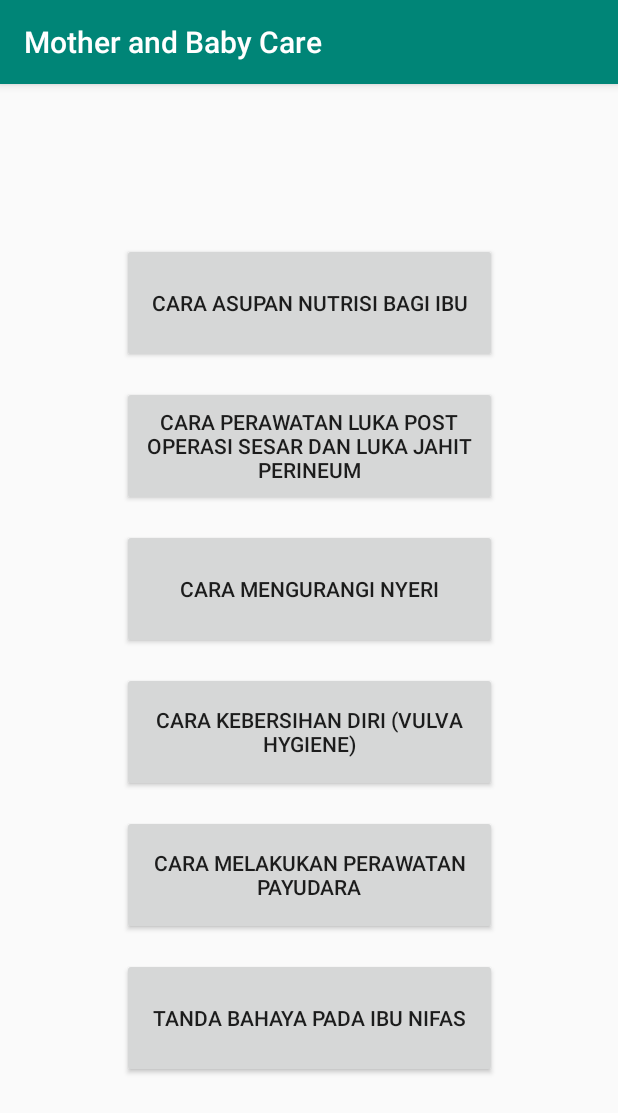
After one commit to taufiqtab/MotherandBabyCare, an Android app: the MotherCare screen opened directly, with no data from a screen before it, on a phone screen of 412 x 824 dp. The commit adds this screen. Shown: the top 1113 px of the screen. Run offline under Robolectric (Android 15) with nearby library versions, the phone set to English and light mode, and no system bars.

Commit message:
All Screen Activity

```diff
--- /dev/null
+++ b/app/src/main/java/com/marivin/motherandbabycare/MotherCare.java
@@ -0,0 +1,13 @@
+package com.marivin.motherandbabycare;
+
+import android.support.v7.app.AppCompatActivity;
+import android.os.Bundle;
+
+public class MotherCare extends AppCompatActivity {
+
+    @Override
+    protected void onCreate(Bundle savedInstanceState) {
+        super.onCreate(savedInstanceState);
+        setContentView(R.layout.activity_mother_care);
+    }
+}
--- /dev/null
+++ b/app/src/main/res/layout/activity_mother_care.xml
@@ -0,0 +1,82 @@
+<?xml version="1.0" encoding="utf-8"?>
+<android.support.constraint.ConstraintLayout xmlns:android="http://schemas.android.com/apk/res/android"
+    xmlns:app="http://schemas.android.com/apk/res-auto"
+    xmlns:tools="http://schemas.android.com/tools"
+    android:layout_width="match_parent"
+    android:layout_height="match_parent"
+    tools:context=".MainActivity">
+
+    <LinearLayout
+        android:layout_width="395dp"
+        android:layout_height="715dp"
+        android:layout_marginStart="8dp"
+        android:layout_marginTop="8dp"
+        android:layout_marginEnd="8dp"
+        android:layout_marginBottom="8dp"
+        android:clipToPadding="false"
+        android:gravity="center"
+        android:orientation="vertical"
+        android:textAlignment="center"
+        app:layout_constraintBottom_toBottomOf="parent"
+        app:layout_constraintEnd_toEndOf="parent"
+        app:layout_constraintStart_toStartOf="parent"
+        app:layout_constraintTop_toTopOf="parent">
+
+        <Button
+            android:id="@+id/button"
+            style="@android:style/Widget.DeviceDefault.Button"
+            android:layout_width="250dp"
+            android:layout_height="80dp"
+            android:text="Cara Asupan Nutrisi Bagi Ibu" />
+
+        <Space
+            android:layout_width="match_parent"
+            android:layout_height="15dp" />
+
+        <Button
+            android:id="@+id/button2"
+            android:layout_width="250dp"
+            android:layout_height="80dp"
+            android:text="Cara Perawatan Luka Post Operasi Sesar dan Luka Jahit Perineum" />
+
+        <Space
+            android:layout_width="match_parent"
+            android:layout_height="15dp" />
+
+        <Button
+            android:id="@+id/button3"
+            android:layout_width="250dp"
+            android:layout_height="80dp"
+            android:text="Cara Mengurangi Nyeri" />
+
+        <Space
+            android:layout_width="match_parent"
+            android:layout_height="15dp" />
+
+        <Button
+            android:id="@+id/tombolMitosFakta"
+            android:layout_width="250dp"
+            android:layout_height="80dp"
+            android:text="Cara Kebersihan Diri (Vulva Hygiene)" />
+
+        <Space
+            android:layout_width="match_parent"
+            android:layout_height="15dp" />
+
+        <Button
+            android:id="@+id/tombolMitosFakta2"
+            android:layout_width="250dp"
+            android:layout_height="80dp"
+            android:text="Cara Melakukan Perawatan Payudara" />
+
+        <Space
+            android:layout_width="match_parent"
+            android:layout_height="15dp" />
+
+        <Button
+            android:id="@+id/tombolMitosFakta3"
+            android:layout_width="250dp"
+            android:layout_height="80dp"
+            android:text="Tanda Bahaya Pada Ibu Nifas" />
+    </LinearLayout>
+</android.support.constraint.ConstraintLayout>
```
Also changed, not shown: app/src/main/AndroidManifest.xml (+7 -2 lines), app/src/main/java/com/marivin/motherandbabycare/BabyCare.java (added, +13 -0 lines), app/src/main/java/com/marivin/motherandbabycare/Consult.java (added, +13 -0 lines), app/src/main/java/com/marivin/motherandbabycare/FaktaMitos.java (added, +13 -0 lines), app/src/main/res/layout/activity_baby_care.xml (added, +82 -0 lines), app/src/main/res/layout/activity_consult.xml (added, +56 -0 lines), app/src/main/res/layout/activity_fakta_mitos.xml (added, +43 -0 lines), app/src/main/res/layout/activity_splash_screen.xml (+56 -8 lines).
